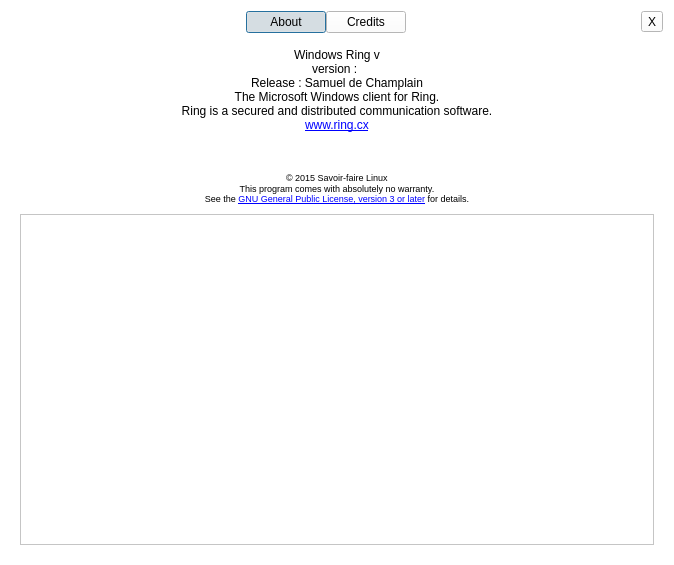
Qt form aboutdialog.ui (savoirfairelinux/jami-client-windows) before a commit.
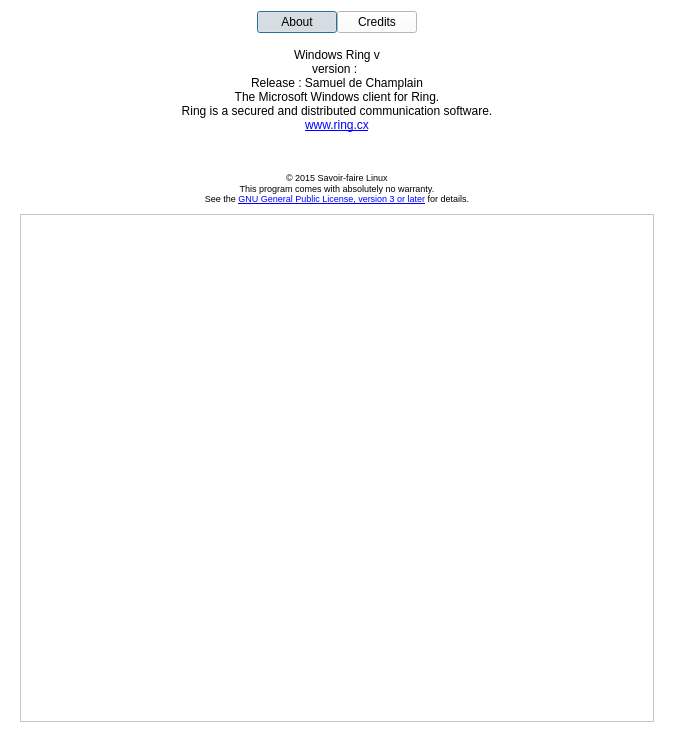
The same form after that commit. Icons and pictures are not drawn.

```diff
--- a/aboutdialog.ui
+++ b/aboutdialog.ui
@@ -7,7 +7,7 @@
     <x>0</x>
     <y>0</y>
     <width>674</width>
-    <height>565</height>
+    <height>742</height>
    </rect>
   </property>
   <property name="sizePolicy">
@@ -439,7 +439,7 @@
     <number>0</number>
    </property>
    <item>
-    <layout class="QHBoxLayout" name="horizontalLayout" stretch="0,0,0,0,0">
+    <layout class="QHBoxLayout" name="horizontalLayout" stretch="0,0,0,0">
      <property name="topMargin">
       <number>0</number>
      </property>
@@ -492,23 +492,6 @@
        </property>
       </spacer>
      </item>
-     <item>
-      <widget class="QToolButton" name="toolButton">
-       <property name="text">
-        <string>X</string>
-       </property>
-       <property name="icon">
-        <iconset resource="ressources.qrc">
-         <normaloff>:/images/close.png</normaloff>:/images/close.png</iconset>
-       </property>
-       <property name="iconSize">
-        <size>
-         <width>24</width>
-         <height>30</height>
-        </size>
-       </property>
-      </widget>
-     </item>
     </layout>
    </item>
    <item alignment="Qt::AlignHCenter">
```
